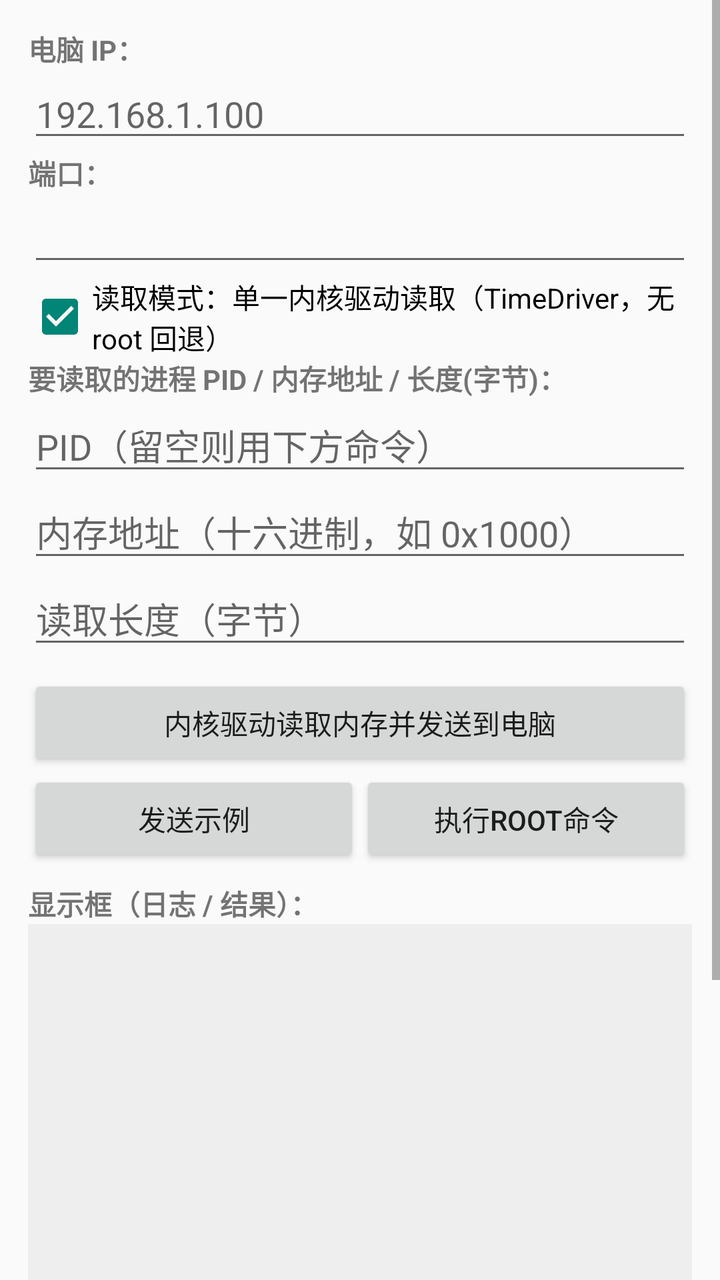
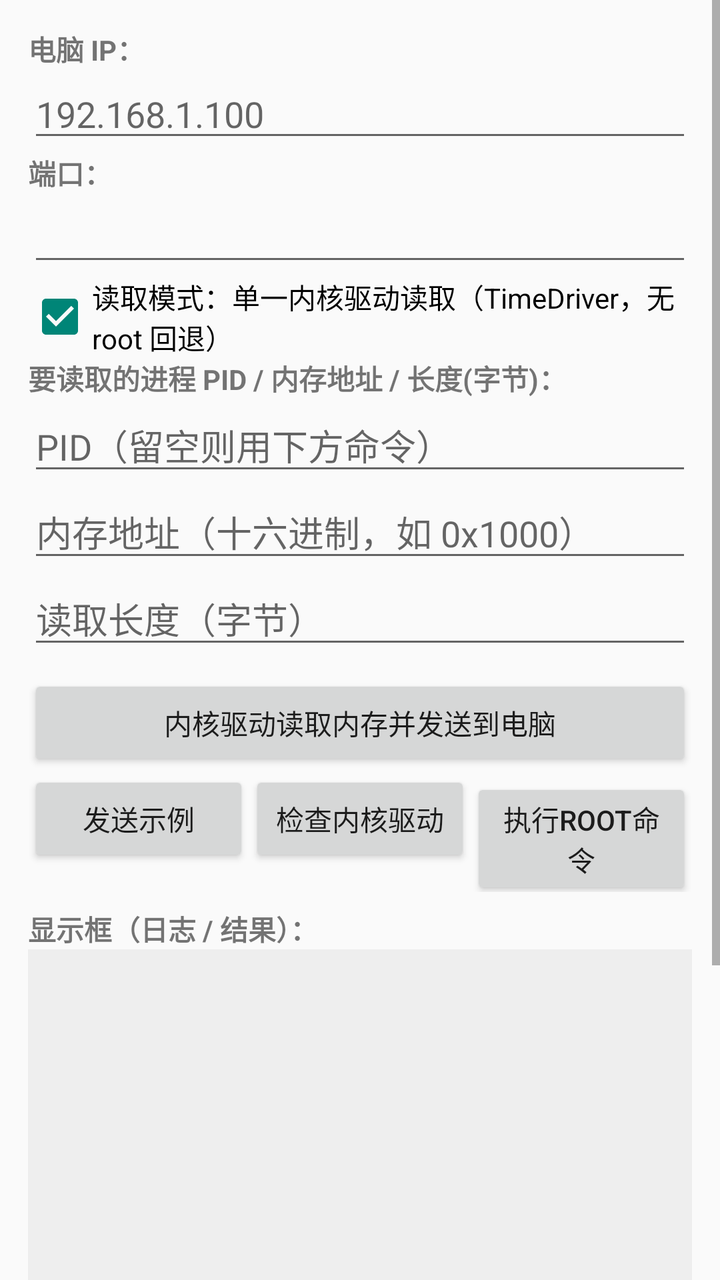

Compare the two renders of this Android layout. The source of the first and the diff that turns it into the second are given below.
<!-- AndroidManifest.xml: application theme android:Theme.Material.Light -->
<!-- res/layout/activity_main.xml -->
<?xml version="1.0" encoding="utf-8"?>
<ScrollView xmlns:android="http://schemas.android.com/apk/res/android"
    android:layout_width="match_parent"
    android:layout_height="match_parent"
    android:fillViewport="true">

    <LinearLayout
        android:layout_width="match_parent"
        android:layout_height="wrap_content"
        android:orientation="vertical"
        android:padding="14dp">

        <TextView
            android:layout_width="wrap_content"
            android:layout_height="wrap_content"
            android:text="电脑 IP："
            android:textStyle="bold" />
        <EditText
            android:id="@+id/etIp"
            android:layout_width="match_parent"
            android:layout_height="wrap_content"
            android:hint="192.168.1.100"
            android:inputType="textNoSuggestions" />

        <TextView
            android:layout_width="wrap_content"
            android:layout_height="wrap_content"
            android:text="端口："
            android:textStyle="bold" />
        <EditText
            android:id="@+id/etPort"
            android:layout_width="match_parent"
            android:layout_height="wrap_content"
            android:inputType="number" />

        <CheckBox
            android:id="@+id/cbRoot"
            android:layout_width="match_parent"
            android:layout_height="wrap_content"
            android:text="读取模式：单一内核驱动读取（TimeDriver，无 root 回退）"
            android:checked="true" />

        <TextView
            android:layout_width="wrap_content"
            android:layout_height="wrap_content"
            android:text="要读取的进程 PID / 内存地址 / 长度(字节)："
            android:textStyle="bold" />
        <EditText
            android:id="@+id/etPid"
            android:layout_width="match_parent"
            android:layout_height="wrap_content"
            android:hint="PID（留空则用下方命令）" />
        <EditText
            android:id="@+id/etAddr"
            android:layout_width="match_parent"
            android:layout_height="wrap_content"
            android:hint="内存地址（十六进制，如 0x1000）" />
        <EditText
            android:id="@+id/etLen"
            android:layout_width="match_parent"
            android:layout_height="wrap_content"
            android:hint="读取长度（字节）" />

        <Button
            android:id="@+id/btnReadAndSend"
            android:layout_width="match_parent"
            android:layout_height="wrap_content"
            android:layout_marginTop="8dp"
            android:text="内核驱动读取内存并发送到电脑" />

        <LinearLayout
            android:layout_width="match_parent"
            android:layout_height="wrap_content"
            android:orientation="horizontal">
            <Button
                android:id="@+id/btnSendSample"
                android:layout_width="0dp"
                android:layout_height="wrap_content"
                android:layout_weight="1"
                android:text="发送示例" />
            <Button
                android:id="@+id/btnRootCmd"
                android:layout_width="0dp"
                android:layout_height="wrap_content"
                android:layout_weight="1"
                android:text="执行root命令" />
        </LinearLayout>

        <TextView
            android:layout_width="wrap_content"
            android:layout_height="wrap_content"
            android:layout_marginTop="8dp"
            android:text="显示框（日志 / 结果）："
            android:textStyle="bold" />
        <TextView
            android:id="@+id/tvLog"
            android:layout_width="match_parent"
            android:layout_height="360dp"
            android:background="#EEEEEE"
            android:padding="8dp"
            android:textIsSelectable="true"
            android:typeface="monospace"
            android:scrollbars="vertical" />
    </LinearLayout>
</ScrollView>
<!-- resources referenced by this layout -->
<resources>

</resources>

<!-- the commit's change to res/layout/activity_main.xml (unified diff, before → after) -->
@@ -79,6 +79,12 @@
                 android:layout_weight="1"
                 android:text="发送示例" />
             <Button
+                android:id="@+id/btnCheckDrv"
+                android:layout_width="0dp"
+                android:layout_height="wrap_content"
+                android:layout_weight="1"
+                android:text="检查内核驱动" />
+            <Button
                 android:id="@+id/btnRootCmd"
                 android:layout_width="0dp"
                 android:layout_height="wrap_content"
